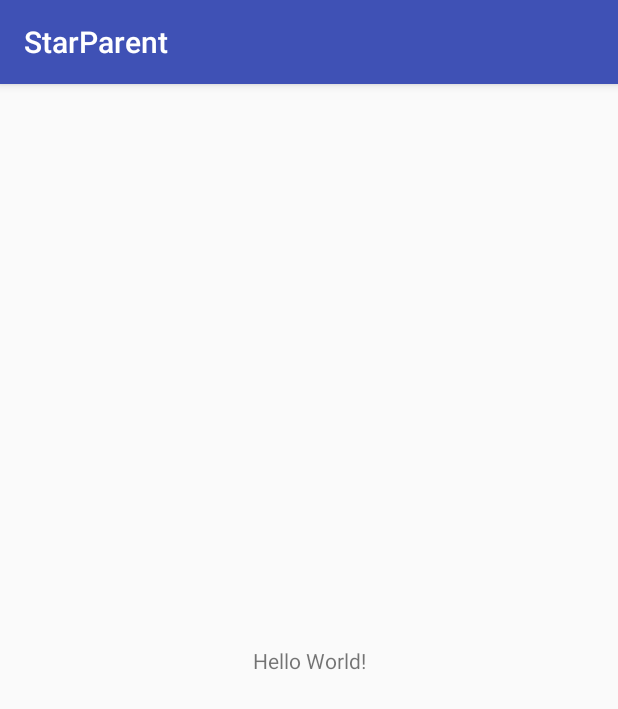
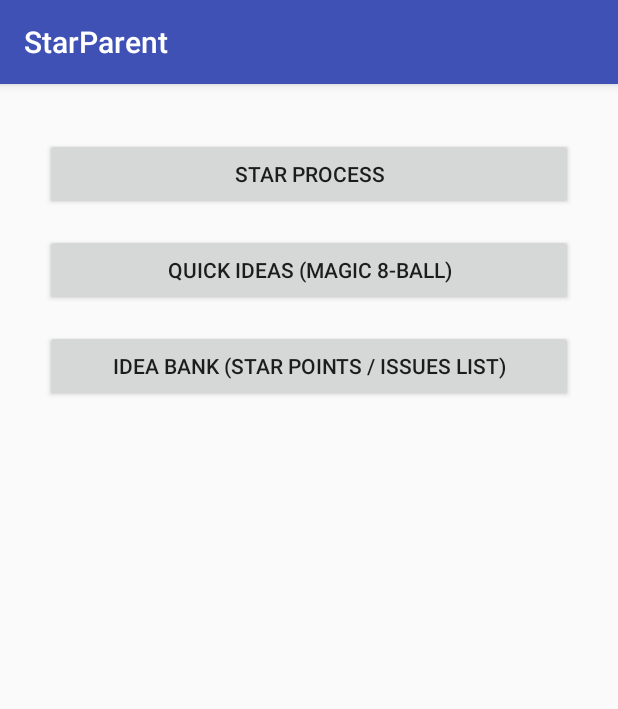
Before and after one commit to fredcrary/STAR_Parenting, an Android app: the screen it shows after launch (MainActivity), on a phone screen of 412 x 824 dp. Shown: the top 709 px of the screen. Run offline under Robolectric (Android 15) with nearby library versions, the phone set to English and light mode, and no system bars.

Commit message:
Stub out initial skeleton of app with working buttons and basic initial hierarchy.

```diff
--- a/android/StarParent/app/build.gradle
+++ b/android/StarParent/app/build.gradle
@@ -26,5 +26,6 @@ dependencies {
     })
     compile 'com.android.support:appcompat-v7:25.3.1'
     compile 'com.android.support.constraint:constraint-layout:1.0.2'
+    compile 'com.android.support:design:25.3.1'
     testCompile 'junit:junit:4.12'
 }
--- a/android/StarParent/app/src/main/java/com/starparent/starparent/MainActivity.java
+++ b/android/StarParent/app/src/main/java/com/starparent/starparent/MainActivity.java
@@ -1,14 +1,42 @@
 package com.starparent.starparent;
 
+import android.content.Intent;
 import android.support.v7.app.AppCompatActivity;
 import android.os.Bundle;
+import android.view.View;
+import android.widget.Button;
 
 public class MainActivity extends AppCompatActivity {
-    //Comment to verify github integration
-
     @Override
     protected void onCreate(Bundle savedInstanceState) {
         super.onCreate(savedInstanceState);
         setContentView(R.layout.activity_main);
+
+        //STAR Process Button
+        Button btn_star_process_main = (Button)findViewById(R.id.btn_star_process_main);
+        btn_star_process_main.setOnClickListener(new View.OnClickListener() {
+            @Override
+            public void onClick(View v) {
+                startActivity(new Intent(MainActivity.this, StarProcessMainActivity.class));
+            }
+        });
+
+        //Quick Ideas (Magic 8-ball) Button
+        Button btn_quick_ideas_main = (Button)findViewById(R.id.btn_quick_ideas_main);
+        btn_quick_ideas_main.setOnClickListener(new View.OnClickListener() {
+            @Override
+            public void onClick(View v) {
+                startActivity(new Intent(MainActivity.this, QuickIdeasMainActivity.class));
+            }
+        });
+
+        //Idea Bank / Issues List Button
+        Button btn_idea_bank_main = (Button)findViewById(R.id.btn_idea_bank_main);
+        btn_idea_bank_main.setOnClickListener(new View.OnClickListener() {
+            @Override
+            public void onClick(View v) {
+                startActivity(new Intent(MainActivity.this, IdeaBankMainActivity.class));
+            }
+        });
     }
 }
--- a/android/StarParent/app/src/main/res/layout/activity_main.xml
+++ b/android/StarParent/app/src/main/res/layout/activity_main.xml
@@ -4,15 +4,48 @@
     xmlns:tools="http://schemas.android.com/tools"
     android:layout_width="match_parent"
     android:layout_height="match_parent"
-    tools:context="com.starparent.starparent.MainActivity">
+    tools:context="com.starparent.starparent.MainActivity"
+    tools:layout_editor_absoluteY="81dp"
+    tools:layout_editor_absoluteX="0dp">
 
-    <TextView
-        android:layout_width="wrap_content"
+    <Button
+        android:id="@+id/btn_star_process_main"
+        android:layout_width="352dp"
         android:layout_height="wrap_content"
-        android:text="Hello World!"
-        app:layout_constraintBottom_toBottomOf="parent"
+        android:layout_marginLeft="16dp"
+        android:layout_marginRight="16dp"
+        android:layout_marginTop="36dp"
+        android:text="STAR Process"
+        android:visibility="visible"
         app:layout_constraintLeft_toLeftOf="parent"
         app:layout_constraintRight_toRightOf="parent"
         app:layout_constraintTop_toTopOf="parent" />
 
+    <Button
+        android:id="@+id/btn_quick_ideas_main"
+        android:layout_width="352dp"
+        android:layout_height="wrap_content"
+        android:text="Quick Ideas (Magic 8-ball)"
+        android:visibility="visible"
+        android:layout_marginTop="16dp"
+        app:layout_constraintTop_toBottomOf="@+id/btn_star_process_main"
+        android:layout_marginLeft="16dp"
+        app:layout_constraintLeft_toLeftOf="parent"
+        android:layout_marginRight="16dp"
+        app:layout_constraintRight_toRightOf="parent" />
+
+    <Button
+        android:id="@+id/btn_idea_bank_main"
+        android:layout_width="352dp"
+        android:layout_height="wrap_content"
+        android:text="Idea Bank (Star Points / Issues List)"
+        android:visibility="visible"
+        android:layout_marginTop="16dp"
+        app:layout_constraintTop_toBottomOf="@+id/btn_quick_ideas_main"
+        android:layout_marginLeft="16dp"
+        app:layout_constraintLeft_toLeftOf="parent"
+        android:layout_marginRight="16dp"
+        app:layout_constraintRight_toRightOf="parent" />
+
+
 </android.support.constraint.ConstraintLayout>
--- /dev/null
+++ b/android/StarParent/app/src/main/res/values/dimens.xml
@@ -0,0 +1,3 @@
+<resources>
+    <dimen name="fab_margin">16dp</dimen>
+</resources>
--- a/android/StarParent/app/src/main/res/values/strings.xml
+++ b/android/StarParent/app/src/main/res/values/strings.xml
@@ -1,3 +1,6 @@
 <resources>
     <string name="app_name">StarParent</string>
+    <string name="title_activity_star_process_main">StarProcessMainActivity</string>
+    <string name="title_activity_idea_bank_main">IdeaBankMainActivity</string>
+    <string name="title_activity_quick_ideas_main">QuickIdeasMainActivity</string>
 </resources>
--- a/android/StarParent/app/src/main/res/values/styles.xml
+++ b/android/StarParent/app/src/main/res/values/styles.xml
@@ -8,4 +8,13 @@
         <item name="colorAccent">@color/colorAccent</item>
     </style>
 
+    <style name="AppTheme.NoActionBar">
+        <item name="windowActionBar">false</item>
+        <item name="windowNoTitle">true</item>
+    </style>
+
+    <style name="AppTheme.AppBarOverlay" parent="ThemeOverlay.AppCompat.Dark.ActionBar" />
+
+    <style name="AppTheme.PopupOverlay" parent="ThemeOverlay.AppCompat.Light" />
+
 </resources>
```
Also changed, not shown: android/StarParent/app/src/main/AndroidManifest.xml (+27 -0 lines), android/StarParent/app/src/main/java/com/starparent/starparent/IdeaBankMainActivity.java (added, +30 -0 lines), android/StarParent/app/src/main/java/com/starparent/starparent/QuickIdeasMainActivity.java (added, +30 -0 lines), android/StarParent/app/src/main/java/com/starparent/starparent/StarProcessMainActivity.java (added, +30 -0 lines), android/StarParent/app/src/main/res/layout/activity_idea_bank_main.xml (added, +33 -0 lines), android/StarParent/app/src/main/res/layout/activity_quick_ideas_main.xml (added, +33 -0 lines), android/StarParent/app/src/main/res/layout/activity_star_process_main.xml (added, +33 -0 lines), android/StarParent/app/src/main/res/layout/content_idea_bank_main.xml (added, +11 -0 lines), android/StarParent/app/src/main/res/layout/content_quick_ideas_main.xml (added, +11 -0 lines), android/StarParent/app/src/main/res/layout/content_star_process_main.xml (added, +11 -0 lines).
